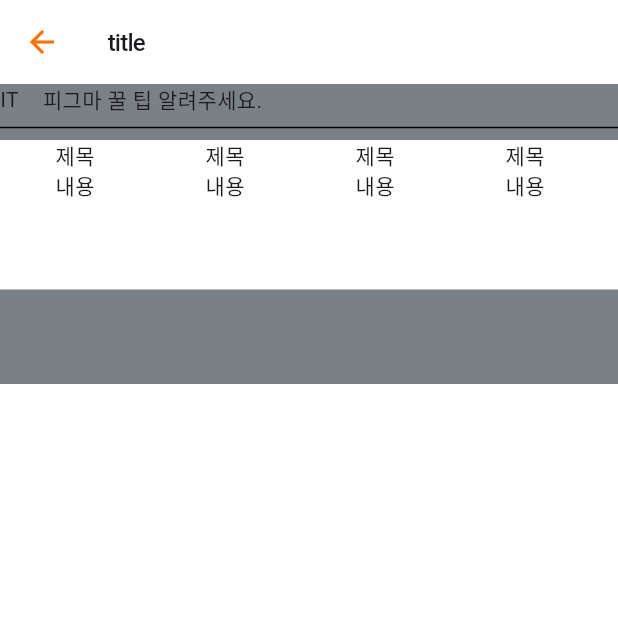
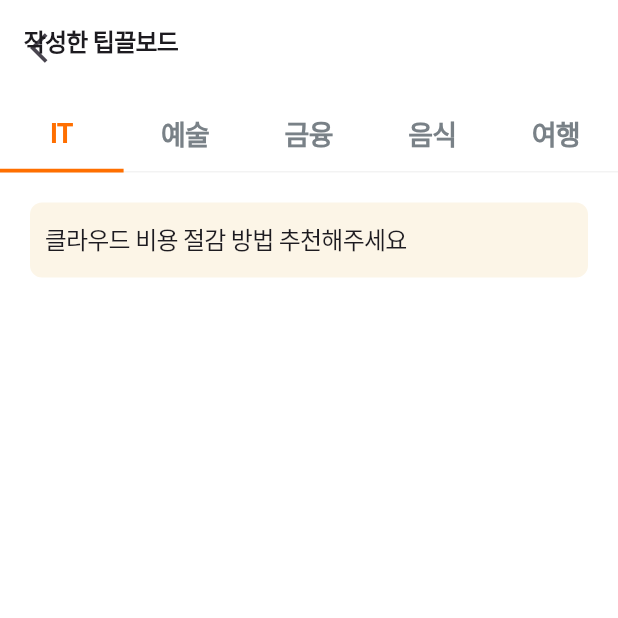
Before and after one commit to hajithon/tipkle_mobile, a Flutter app: the BookmarkedQuestionView screen opened by its route, on a phone screen of 412 x 824 dp, the top half of it. Run offline on Flutter 3.47's test engine with Material 3 defaults, Android fonts, the phone set to English and light mode, and no system bars; our stand-ins replace flutter_svg; Roboto replaces fonts that are missing (Pretendard).

Commit message:
feat: 최후...

```diff
--- a/lib/ui/view/bookmarked_question_view.dart
+++ b/lib/ui/view/bookmarked_question_view.dart
@@ -1,8 +1,8 @@
 import 'package:flutter/material.dart';
 import 'package:tipkle/core/viewmodels/article_viewmodel.dart';
+import 'package:tipkle/ui/design_system/app_colors.dart';
+import 'package:tipkle/ui/design_system/font_styles.dart';
 import 'package:tipkle/ui/widget/base_widget.dart';
-import 'package:tipkle/ui/widget/bookmarked_question.dart';
-import 'package:tipkle/ui/widget/tipkle_appbar.dart';
 
 class BookmarkedQuestionView extends StatelessWidget {
   const BookmarkedQuestionView({super.key});
@@ -13,12 +13,90 @@ class BookmarkedQuestionView extends StatelessWidget {
       model: ArticleViewmodel(),
       onModelReady: (ArticleViewmodel model) => model.initModel(),
       builder: (BuildContext context, ArticleViewmodel model, _) {
-        return Scaffold(
-          appBar: TipkleAppbar(title: "title"),
-          body: const SingleChildScrollView(
-            child: Column(
-              children: [BookmarkedQuestion()],
+        return DefaultTabController(
+          initialIndex: 0,
+          length: 5,
+          child: Scaffold(
+            appBar: PreferredSize(
+              preferredSize: const Size.fromHeight(115),
+              child: AppBar(
+                title: Text("작성한 팁끌보드", style: AppTextStyles.subhead3SemiBold),
+                flexibleSpace: SafeArea(
+                  child: Column(
+                    mainAxisSize: MainAxisSize.min,
+                    children: <Widget>[
+                      Padding(
+                        padding: const EdgeInsets.symmetric(
+                            horizontal: 8.0, vertical: 8.0),
+                        child: Row(
+                          children: [
+                            IconButton(
+                              onPressed: () {
+                                Navigator.of(context).pop();
+                              },
+                              icon: const Icon(
+                                Icons.arrow_back_ios,
+                              ),
+                            ),
+                            const Spacer(),
+                          ],
+                        ),
+                      ),
+                      const Spacer(),
+                      TabBar(
+                        splashFactory: NoSplash.splashFactory,
+                        dividerColor: AppColors.lightGray,
+                        indicatorColor: AppColors.primary,
+                        indicatorWeight: 2.5,
+                        indicatorSize: TabBarIndicatorSize.tab,
+                        isScrollable: false,
+                        labelColor: AppColors.primary,
+                        unselectedLabelColor: AppColors.gray,
+                        labelStyle: AppTextStyles.subhead4Bold,
+                        unselectedLabelStyle: AppTextStyles.subhead4SemiBold,
+                        tabs: const <Widget>[
+                          Tab(text: 'IT'),
+                          Tab(text: '예술'),
+                          Tab(text: '금융'),
+                          Tab(text: '음식'),
+                          Tab(text: '여행'),
+                        ],
+                      ),
+                    ],
+                  ),
+                ),
+                automaticallyImplyLeading: false,
+              ),
             ),
+            body: TabBarView(children: <Widget>[
+              ListView(
+                children: [
+                  SizedBox(height: 20),
+                  Padding(
+                    padding: const EdgeInsets.symmetric(horizontal: 20.0),
+                    child: Container(
+                      height: 50,
+                      decoration: BoxDecoration(
+                        color: AppColors.background,
+                        borderRadius: BorderRadius.circular(8),
+                      ),
+                      child: Align(
+                        alignment: Alignment.centerLeft,
+                        child: Padding(
+                          padding: const EdgeInsets.all(10.0),
+                          child: Text("클라우드 비용 절감 방법 추천해주세요",
+                              style: AppTextStyles.body2Regular),
+                        ),
+                      ),
+                    ),
+                  ),
+                ],
+              ),
+              Container(),
+              Container(),
+              Container(),
+              Container(),
+            ]),
           ),
         );
       },
--- a/lib/ui/view/mypage_view.dart
+++ b/lib/ui/view/mypage_view.dart
@@ -35,7 +35,10 @@ class MypageView extends StatelessWidget {
                     MypageButton(
                       imagePath: AssetPaths.bookmarkedTipkleImage,
                       text: "북마크한 팁끌보드",
-                      onTapFuction: () {},
+                      onTapFuction: () {
+                        Navigator.of(context)
+                            .pushNamed(RoutePaths.BookmarkedQuestion);
+                      },
                     ),
                     MypageButton(
                       imagePath: AssetPaths.bookmarkedTipImage,
```
